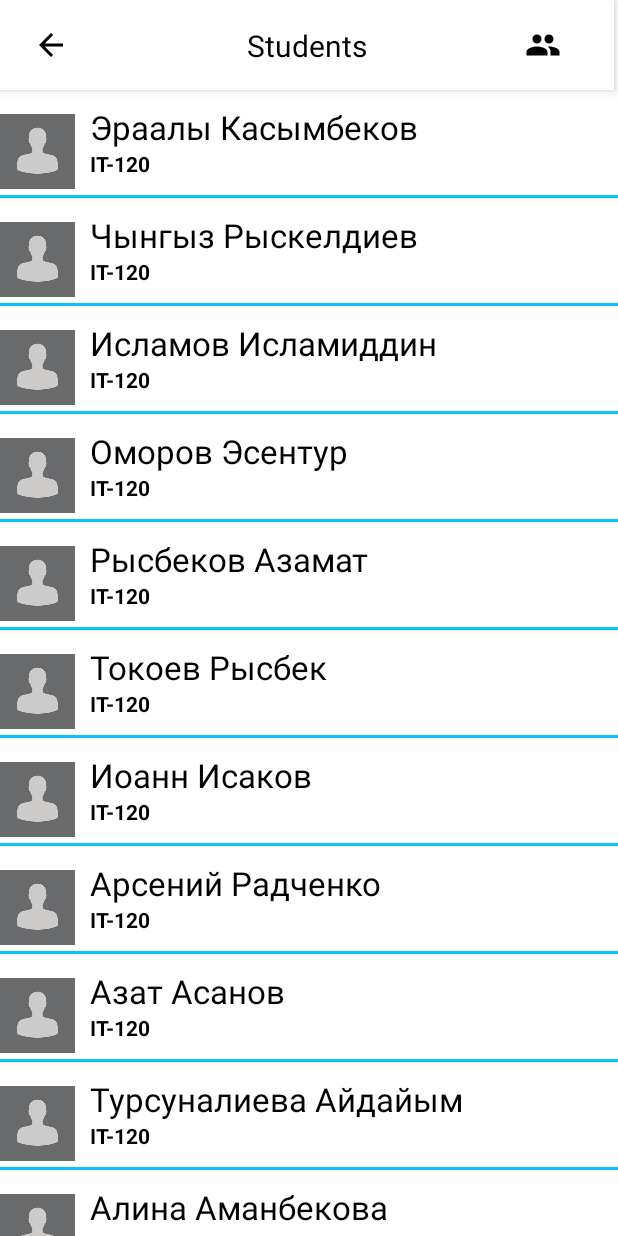
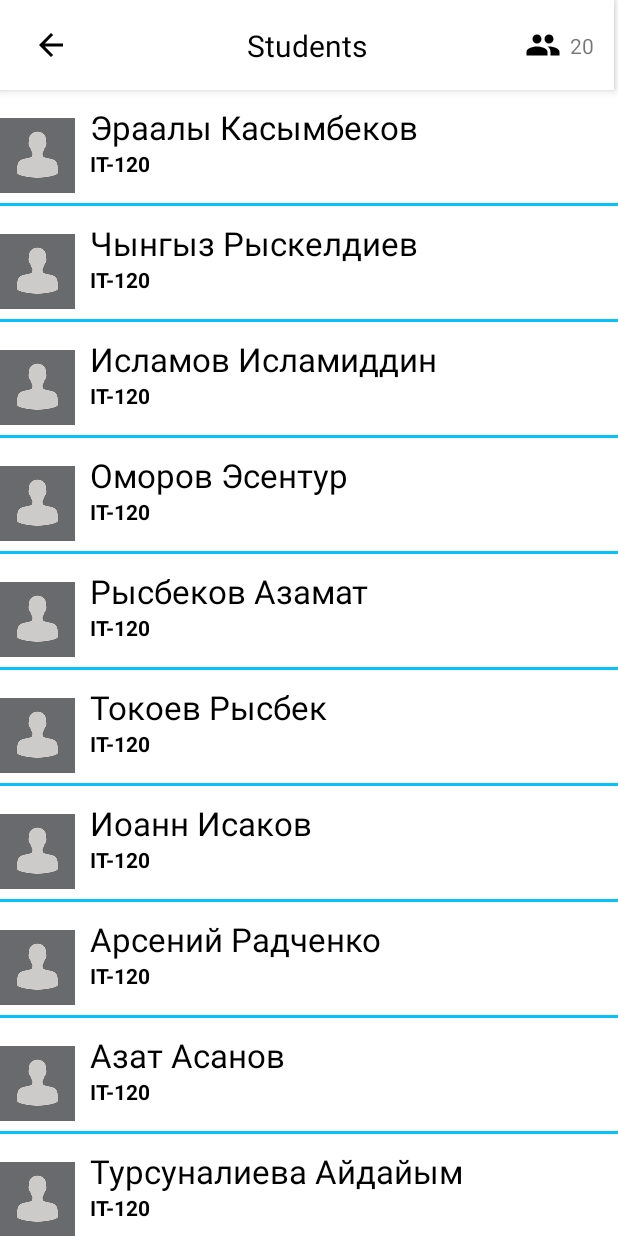
Before and after one commit to rlbk2108/Eraaly-sApp, an Android app: the StudentActivity screen opened directly, with no data from a screen before it, on a phone screen of 412 x 824 dp. Run offline under Robolectric (Android 15) with nearby library versions, the phone set to English and light mode, and no system bars.

Commit message:
Bug fixes

```diff
--- a/app/src/main/java/com/example/eraalysapp/StudentActivity.java
+++ b/app/src/main/java/com/example/eraalysapp/StudentActivity.java
@@ -2,6 +2,7 @@ package com.example.eraalysapp;
 
 import android.os.Bundle;
 import android.view.View;
+import android.widget.TextView;
 
 import androidx.appcompat.app.AppCompatActivity;
 import androidx.recyclerview.widget.LinearLayoutManager;
@@ -11,6 +12,8 @@ import java.util.ArrayList;
 import java.util.List;
 
 public class StudentActivity extends AppCompatActivity {
+
+    RVadapter rAdapter;
 
     @Override
     protected void onCreate(Bundle savedInstanceState) {
@@ -44,11 +47,14 @@ public class StudentActivity extends AppCompatActivity {
         rv.setLayoutManager(new LinearLayoutManager(this));
         rv.setAdapter(new RVadapter(getApplicationContext(), students));
 
+        TextView countPlace = findViewById(R.id.textView3);
+        int count = students.size();
+        countPlace.setText(Integer.toString(count));
+
     }
 
     public void getBack(View view) {
         onBackPressed();
     }
 
-
 }
--- a/app/src/main/res/layout/activity_student.xml
+++ b/app/src/main/res/layout/activity_student.xml
@@ -70,7 +70,7 @@
             android:id="@+id/textView3"
             android:layout_width="wrap_content"
             android:layout_height="wrap_content"
-            android:layout_marginStart="10dp"
+            android:layout_marginStart="6dp"
             app:layout_constraintBottom_toBottomOf="parent"
             app:layout_constraintStart_toEndOf="@+id/imageButton4"
             app:layout_constraintTop_toTopOf="parent" />
--- a/app/src/main/res/layout/item_view.xml
+++ b/app/src/main/res/layout/item_view.xml
@@ -10,7 +10,8 @@
         android:layout_width="50dp"
         android:layout_height="50dp"
         android:layout_centerVertical="true"
-        android:layout_marginRight="10dp" />
+        android:layout_marginRight="10dp"
+        android:layout_marginTop="5dp"/>
 
     <TextView
         android:id="@+id/person_name"
```
